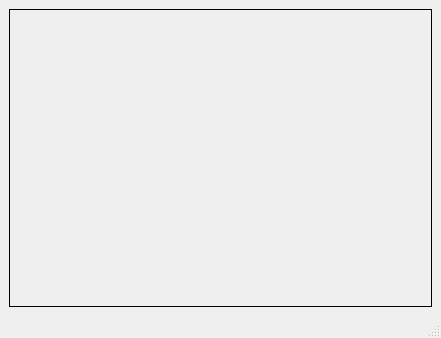
First picture: the form in strategy-ui.ui, repository annakky/moneyMoney, before the edit.
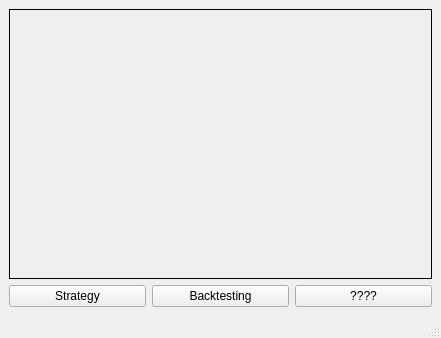
Second picture: the form after the edit.

Commit message: ui: ui 전환 작업

What changed in the file:
```diff
--- a/strategy-ui.ui
+++ b/strategy-ui.ui
@@ -62,6 +62,31 @@
       </item>
      </layout>
     </item>
+    <item row="6" column="0">
+     <layout class="QHBoxLayout" name="horizontalLayout">
+      <item>
+       <widget class="QPushButton" name="strategy_button">
+        <property name="text">
+         <string>Strategy</string>
+        </property>
+       </widget>
+      </item>
+      <item>
+       <widget class="QPushButton" name="backtesting_button">
+        <property name="text">
+         <string>Backtesting</string>
+        </property>
+       </widget>
+      </item>
+      <item>
+       <widget class="QPushButton" name="SampleButton_2">
+        <property name="text">
+         <string>????</string>
+        </property>
+       </widget>
+      </item>
+     </layout>
+    </item>
    </layout>
   </widget>
   <widget class="QMenuBar" name="menubar">
```
The commit also changes 5 other files.
